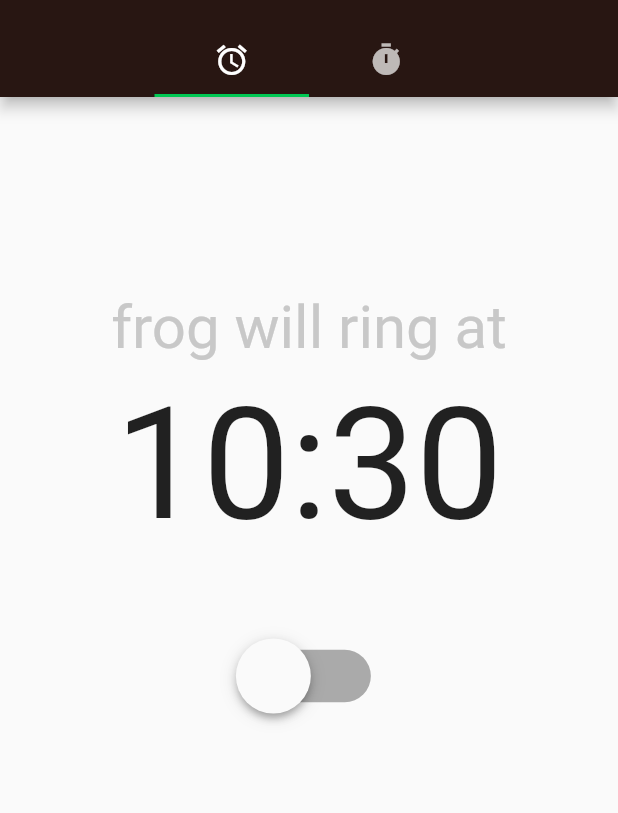
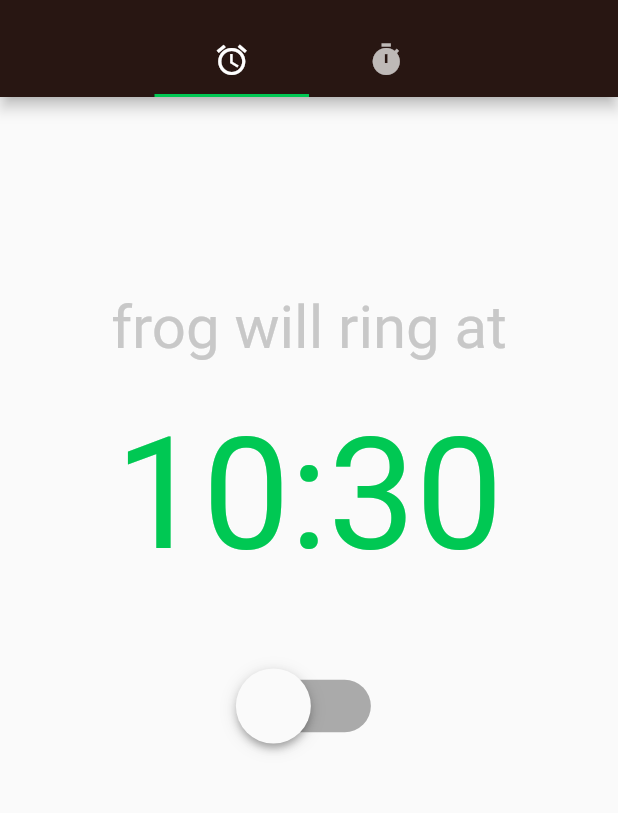
Before and after one commit to mattiasaksli/FrogClock, a Flutter app: the screen it shows after launch, on a phone screen of 412 x 824 dp, the part 59-872 px from its top. Run offline on Flutter 3.47's test engine with Material 2 defaults, Android fonts, the phone set to English and light mode, and no system bars; our stand-ins replace flutter_blue, numberpicker.

Commit message:
small aesthetic fixes

```diff
--- a/lib/main.dart
+++ b/lib/main.dart
@@ -95,6 +95,7 @@ class AlarmState extends State<AlarmStateful> {
 
   @override
   Widget build(BuildContext context) {
+    var theme = Theme.of(context);
     return Scaffold(
       body: Container(
         margin: EdgeInsets.fromLTRB(50, 50, 50, 50),
@@ -126,8 +127,7 @@ class AlarmState extends State<AlarmStateful> {
                         isSwitched = value;
                         print(isSwitched);
                       });
-                  }
-                ),
+                    }),
               ),
             ),
           ],
@@ -163,10 +163,13 @@ class BasicTimeFieldState extends State<BasicTimeField> {
 
   @override
   Widget build(BuildContext context) {
+    var theme = Theme.of(context);
     final MaterialLocalizations localizations =
         MaterialLocalizations.of(context);
     var currentValue = TimeOfDay.now();
     return Center(
+        child: Container(
+            margin: EdgeInsets.fromLTRB(0, 20, 0, 0),
             child: Transform.scale(
                 scale: 8,
                 child: GestureDetector(
@@ -174,13 +177,14 @@ class BasicTimeFieldState extends State<BasicTimeField> {
                       print("Trying to opena di clocka");
                       currentValue = await showTimePicker(
                         context: context,
-                    initialTime:
-                        currentValue ?? TimeOfDay.fromDateTime(DateTime.now()),
+                        initialTime: currentValue ??
+                            TimeOfDay.fromDateTime(DateTime.now()),
                       );
                     },
                     child: Text(
                         localizations.formatTimeOfDay(currentValue,
                             alwaysUse24HourFormat: true),
-                    style: TextStyle(fontSize: 13)))));
+                        style: TextStyle(
+                            fontSize: 13, color: theme.accentColor))))));
   }
 }
```
Lines whose indentation alone changed are shown as unchanged.
